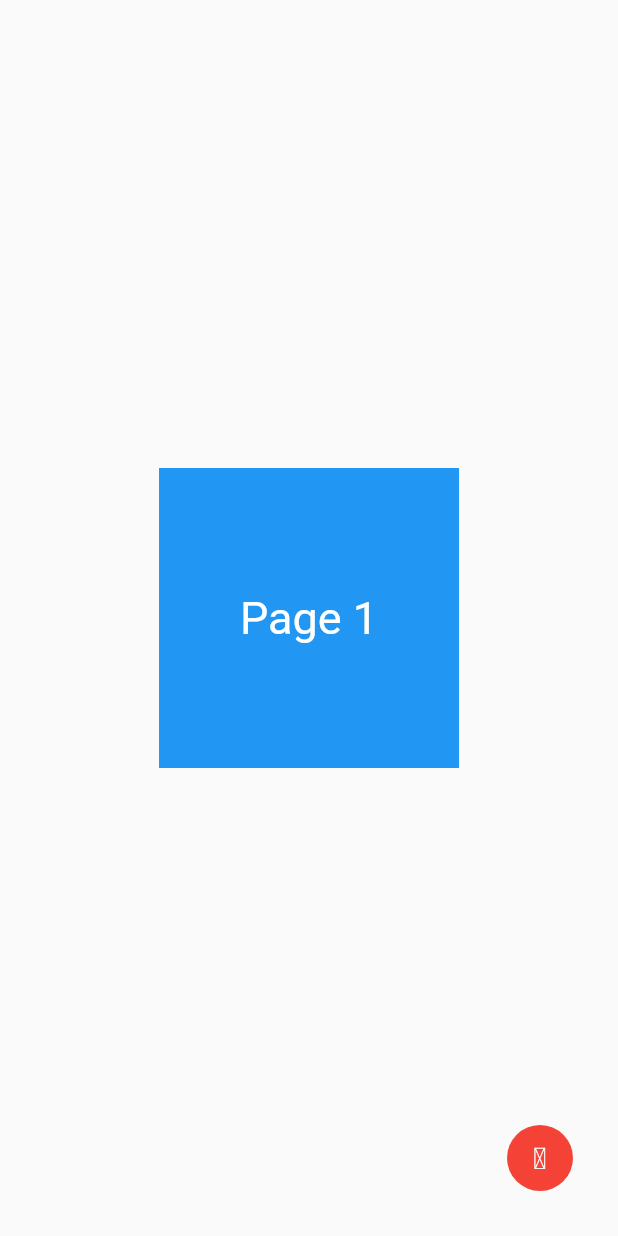
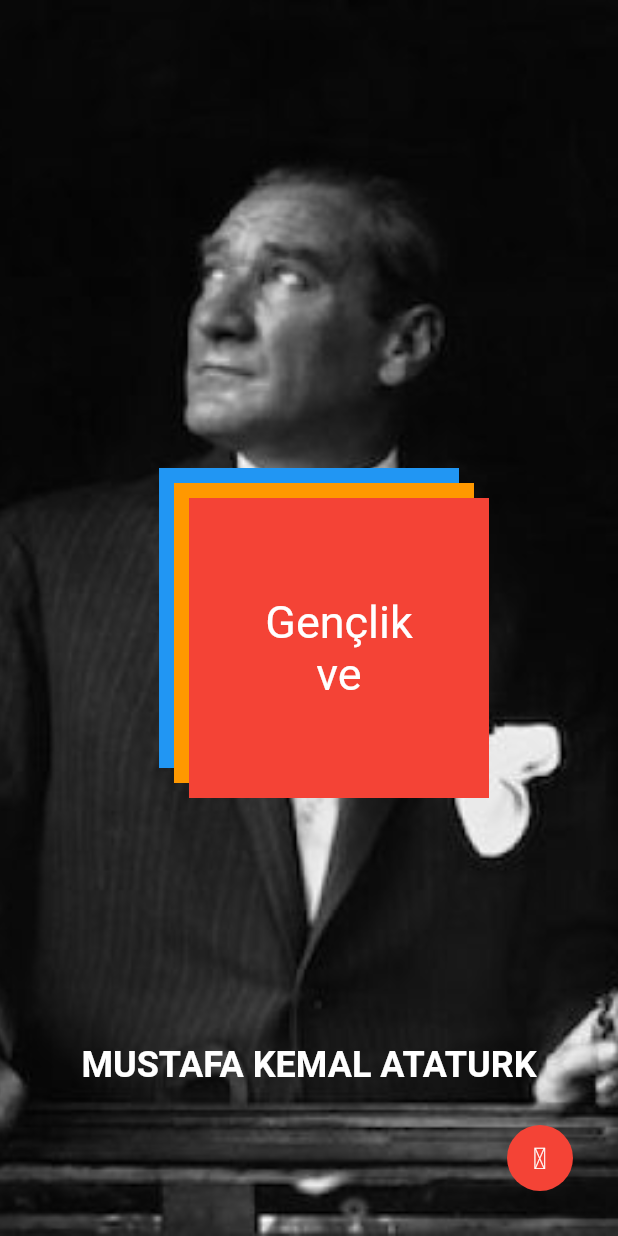
Before and after one commit to taylanyildz/removable_example, a Flutter app: the screen it shows after launch, on a phone screen of 412 x 824 dp. Run offline on Flutter 3.47's test engine with Material 2 defaults, Android fonts, the light colour scheme and no system bars.

Commit message:
update readme and added list child transform;

```diff
--- a/lib/screens/home_screen.dart
+++ b/lib/screens/home_screen.dart
@@ -47,6 +47,8 @@ class _HomeScreenState extends State<HomeScreen> with TickerProviderStateMixin {
 
   double _opacity = 1.0;
 
+  bool isDelete = false;
+
   @override
   void initState() {
     super.initState();
@@ -54,7 +56,13 @@ class _HomeScreenState extends State<HomeScreen> with TickerProviderStateMixin {
 
     _controller.addListener(() {
       setState(() {
-        _dragAlignment = _draggableAnimation.value;
+        if (!isDelete) {
+          _dragAlignment = _draggableAnimation.value;
+          isDelete = false;
+        } else {
+          _dragAlignment = Alignment.center;
+        }
+
         _trashSize = 12.0;
         _rectRadius = 1.0;
       });
@@ -88,10 +96,10 @@ class _HomeScreenState extends State<HomeScreen> with TickerProviderStateMixin {
           _trashSize = _trashSize + (_dragAlignment.x + _dragAlignment.y) / 2;
         }
         if (_rectRadius > 0.1)
-          _rectRadius -= (_dragAlignment.x + _dragAlignment.y) / 25;
+          _rectRadius -= (_dragAlignment.x + _dragAlignment.y) / 75;
       } else {
         _trashSize = 12;
-        _rectRadius += (_dragAlignment.x + _dragAlignment.y) / 25;
+        _rectRadius += (_dragAlignment.x + _dragAlignment.y) / 75;
       }
     } else {
       _trashSize = 12;
@@ -106,7 +114,6 @@ class _HomeScreenState extends State<HomeScreen> with TickerProviderStateMixin {
         end: Alignment.center,
       ),
     );
-
     final pixelPerSecond = detail.velocity.pixelsPerSecond;
 
     final unitsPerSecondX = pixelPerSecond.dx / size.width;
@@ -128,46 +135,108 @@ class _HomeScreenState extends State<HomeScreen> with TickerProviderStateMixin {
       1,
       -unitVelocity,
     );
+
+    _controller.animateWith(simulation);
     if (_rectRadius <= 0.1) {
       _opacity = 0;
+      // final child = childs.removeAt(index);
+      // childs.insert(0, child);
+      childs.removeAt(index);
+      isDelete = true;
     }
-    _controller.animateWith(simulation);
   }
+
+  final childs = <Widget>[
+    Container(
+      color: Colors.blue,
+      width: 200.0,
+      height: 200.0,
+      child: Center(
+        child: Text(
+          'Kutlu olsun',
+          style: TextStyle(
+            color: Colors.white,
+            fontSize: 30.0,
+          ),
+        ),
+      ),
+    ),
+    Container(
+      color: Colors.orange,
+      width: 200.0,
+      height: 200.0,
+      child: Center(
+        child: Text(
+          'Spor Bayramı',
+          style: TextStyle(
+            color: Colors.white,
+            fontSize: 30.0,
+          ),
+        ),
+      ),
+    ),
+    Container(
+      color: Colors.red,
+      width: 200.0,
+      height: 200.0,
+      child: Center(
+        child: Text(
+          'Gençlik\nve',
+          style: TextStyle(
+            color: Colors.white,
+            fontSize: 30.0,
+          ),
+          textAlign: TextAlign.center,
+        ),
+      ),
+    ),
+  ];
 
   @override
   Widget build(BuildContext context) {
     final size = MediaQuery.of(context).size;
-
+    print(childs.length);
     return Scaffold(
+      backgroundColor: Colors.black,
       body: Stack(
         children: [
+          Container(
+            width: size.width,
+            height: size.height,
+            child: Image.asset(
+              'assets/images/ataturk.jpg',
+              fit: BoxFit.cover,
+            ),
+          ),
           _Scope(
             state: this,
             child: Stack(
-              children: [
-                RemoveAciton(
-                  isDrag: true,
-                  animation: _controller,
-                  index: 0,
-                  opacity: _opacity,
-                  radius: _rectRadius,
-                  alignment: _dragAlignment,
-                  child: Container(
-                    width: 200.0,
-                    height: 200.0,
-                    color: Colors.blue,
-                    child: Center(
-                      child: Text(
-                        'Page 1',
-                        style: TextStyle(
-                          color: Colors.white,
-                          fontSize: 30.0,
-                        ),
+              children: childs
+                  .map(
+                    (e) => Transform.translate(
+                      offset: Offset(
+                        childs.indexOf(e).toDouble() * 10,
+                        childs.indexOf(e).toDouble() * 10,
+                      ),
+                      child: RemoveAciton(
+                        isDrag: childs.indexOf(e) == childs.length - 1
+                            ? true
+                            : false,
+                        animation: _controller,
+                        index: childs.indexOf(e),
+                        opacity:
+                            childs.indexOf(e) == childs.length ? _opacity : 1,
+                        radius: childs.indexOf(e) == childs.length - 1
+                            ? _rectRadius
+                            : 1,
+                        alignment: childs.indexOf(e) == childs.length - 1
+                            ? _dragAlignment
+                            : Alignment.center,
+                        child: e,
                       ),
                     ),
-                  ),
-                ),
-              ].reversed.toList(),
+                  )
+                  .toList(),
             ),
           ),
           Positioned(
@@ -186,6 +255,21 @@ class _HomeScreenState extends State<HomeScreen> with TickerProviderStateMixin {
                 size: 20.0,
               ),
             ),
+          ),
+          Positioned(
+            left: 0,
+            right: 0.0,
+            bottom: 100.0,
+            child: Center(
+              child: Text(
+                'MUSTAFA KEMAL ATATURK',
+                style: TextStyle(
+                  color: Colors.white,
+                  fontSize: 24.0,
+                  fontWeight: FontWeight.bold,
+                ),
+              ),
+            ),
           )
         ],
       ),
--- a/lib/widgets/removable_action.dart
+++ b/lib/widgets/removable_action.dart
@@ -35,20 +35,25 @@ abstract class RemovableToTrashAction extends StatelessWidget {
   @override
   Widget build(BuildContext context) {
     final size = MediaQuery.of(context).size;
-    return Opacity(
+    return IgnorePointer(
+      ignoring: !isDrag,
+      child: Opacity(
         opacity: opacity,
         child: Align(
           alignment: alignment,
           child: GestureDetector(
             onPanUpdate: !isDrag
                 ? null
-              : (detail) => handlerChangePosition(context, detail, index, size),
+                : (detail) =>
+                    handlerChangePosition(context, detail, index, size),
             onPanDown: !isDrag
                 ? null
-              : (detail) => handlerChangePosition(context, detail, index, size),
+                : (detail) =>
+                    handlerChangePosition(context, detail, index, size),
             onPanEnd: !isDrag
                 ? null
-              : (detail) => handlerChangePosition(context, detail, index, size),
+                : (detail) =>
+                    handlerChangePosition(context, detail, index, size),
             child: AnimatedBuilder(
               animation: animation,
               builder: (context, child) {
@@ -68,6 +73,7 @@ abstract class RemovableToTrashAction extends StatelessWidget {
                 );
               },
               child: buildAction(context),
+            ),
           ),
         ),
       ),
--- a/pubspec.yaml
+++ b/pubspec.yaml
@@ -24,6 +24,9 @@ flutter:
 
   uses-material-design: true
 
+  assets:
+     - assets/images/
+
   fonts:
      - family: Trash
        fonts:
```
Also changed, not shown: assets/images/ataturk.jpg (added), 1 other file. Lines whose indentation alone changed are shown as unchanged.
